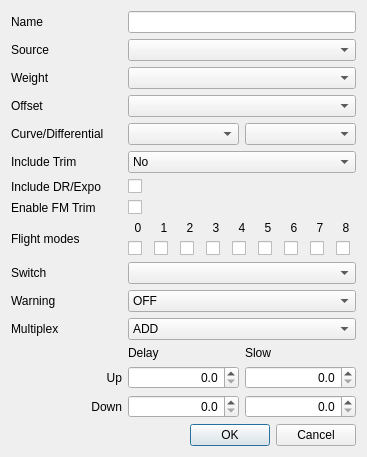
Above: src/mixerdialog.ui from roberto1903/companion9x before the change. Below: the same form after it.
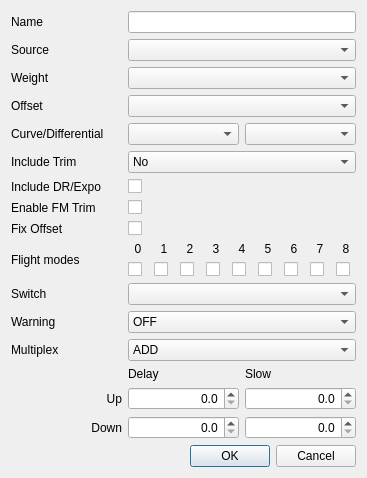
That is the form after the change. Icons and pictures are not drawn.

Commit message: Mixerdialog fix for sky9x and taranis. ER9x related improvements.

What changed in the file:
```diff
--- a/src/mixerdialog.ui
+++ b/src/mixerdialog.ui
@@ -7,7 +7,7 @@
     <x>0</x>
     <y>0</y>
     <width>367</width>
-    <height>444</height>
+    <height>469</height>
    </rect>
   </property>
   <property name="sizePolicy">
@@ -26,7 +26,7 @@
   <layout class="QGridLayout" name="gridLayout_3">
    <item row="0" column="0">
     <layout class="QGridLayout" name="gridLayout_2">
-     <item row="9" column="1" colspan="2">
+     <item row="10" column="1" colspan="2">
       <widget class="QComboBox" name="switchesCB">
        <property name="whatsThis">
         <string>Switch used by the mix.
@@ -34,7 +34,7 @@
        </property>
       </widget>
      </item>
-     <item row="10" column="0">
+     <item row="11" column="0">
       <widget class="QLabel" name="label_8">
        <property name="text">
         <string>Warning</string>
@@ -72,7 +72,7 @@
        </property>
       </widget>
      </item>
-     <item row="11" column="0">
+     <item row="12" column="0">
       <widget class="QLabel" name="label_9">
        <property name="text">
         <string>Multiplex</string>
@@ -135,21 +135,21 @@
        </property>
       </widget>
      </item>
-     <item row="8" column="0">
+     <item row="9" column="0">
       <widget class="QLabel" name="label_phases">
        <property name="text">
         <string>Flight modes</string>
        </property>
       </widget>
      </item>
-     <item row="9" column="0">
+     <item row="10" column="0">
       <widget class="QLabel" name="label_7">
        <property name="text">
         <string>Switch</string>
        </property>
       </widget>
      </item>
-     <item row="11" column="1" colspan="2">
+     <item row="12" column="1" colspan="2">
       <widget class="QComboBox" name="mltpxCB">
        <property name="whatsThis">
         <string>Multiplexer
@@ -177,7 +177,7 @@
        </item>
       </widget>
      </item>
-     <item row="10" column="1" colspan="2">
+     <item row="11" column="1" colspan="2">
       <widget class="QComboBox" name="warningCB">
        <property name="whatsThis">
         <string>Mixer warning.
@@ -219,7 +219,7 @@
        </property>
       </widget>
      </item>
-     <item row="8" column="1" colspan="2">
+     <item row="9" column="1" colspan="2">
       <layout class="QGridLayout" name="gridLayout_4">
        <item row="0" column="0">
         <widget class="QLabel" name="lb_FP0">
@@ -404,6 +404,23 @@
        </property>
       </widget>
      </item>
+     <item row="8" column="0">
+      <widget class="QLabel" name="label_FixOffset">
+       <property name="text">
+        <string>Fix Offset</string>
+       </property>
+      </widget>
+     </item>
+     <item row="8" column="1" colspan="2">
+      <widget class="QCheckBox" name="FixOffsetChkB">
+       <property name="sizePolicy">
+        <sizepolicy hsizetype="Minimum" vsizetype="Minimum">
+         <horstretch>0</horstretch>
+         <verstretch>0</verstretch>
+        </sizepolicy>
+       </property>
+      </widget>
+     </item>
     </layout>
    </item>
    <item row="1" column="0">
```
The commit also changes 10 other files.
